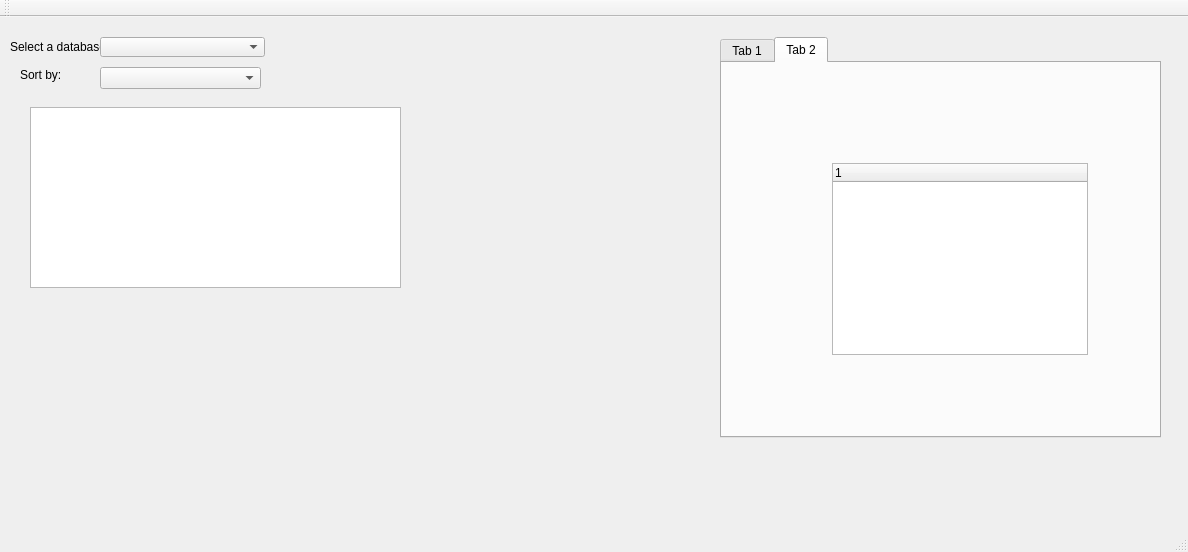
First picture: the form in vika3/mainwindow.ui, repository thordis15/Verklegt3, before the edit.
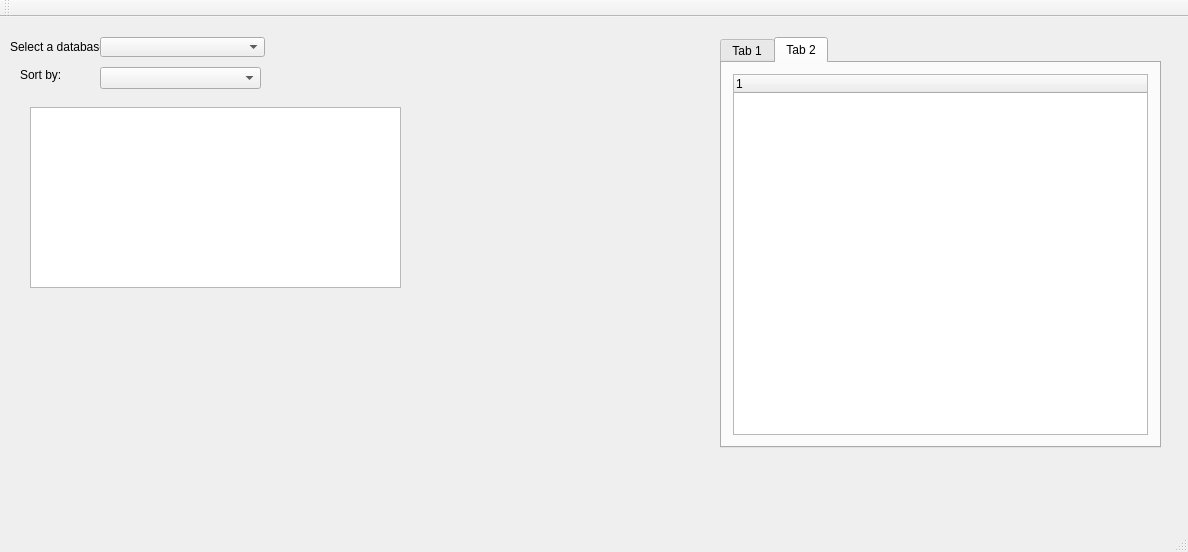
Second picture: the form after the edit. The open tabs and pages were chosen to show the change.

The edit to the form file:
```diff
--- a/vika3/mainwindow.ui
+++ b/vika3/mainwindow.ui
@@ -76,7 +76,7 @@
       <x>720</x>
       <y>20</y>
       <width>441</width>
-      <height>401</height>
+      <height>411</height>
      </rect>
     </property>
     <property name="currentIndex">
@@ -102,21 +102,17 @@
      <attribute name="title">
       <string>Tab 2</string>
      </attribute>
+     <layout class="QVBoxLayout" name="verticalLayout_2">
+      <item>
      <widget class="QTreeWidget" name="treeWidget_comp">
-      <property name="geometry">
-       <rect>
-        <x>110</x>
-        <y>100</y>
-        <width>256</width>
-        <height>192</height>
-       </rect>
-      </property>
       <column>
        <property name="text">
         <string notr="true">1</string>
        </property>
       </column>
      </widget>
+      </item>
+     </layout>
     </widget>
    </widget>
   </widget>
```
Left out of the diff: 2 changed lines with no effect on the pictures. Lines whose indentation alone changed are shown as unchanged.
